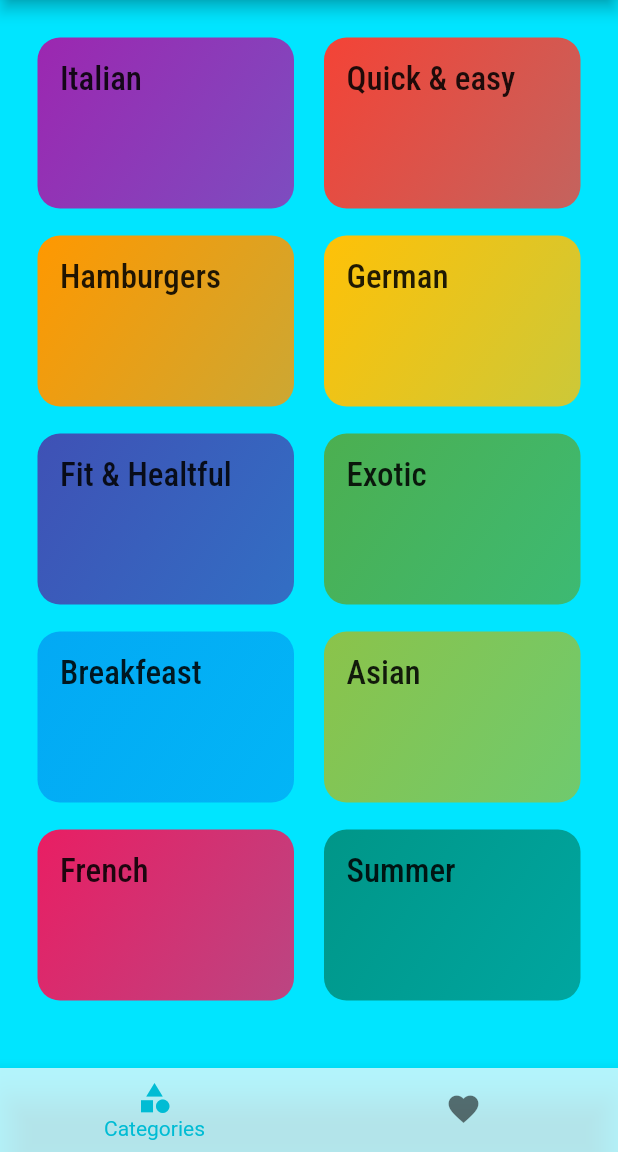
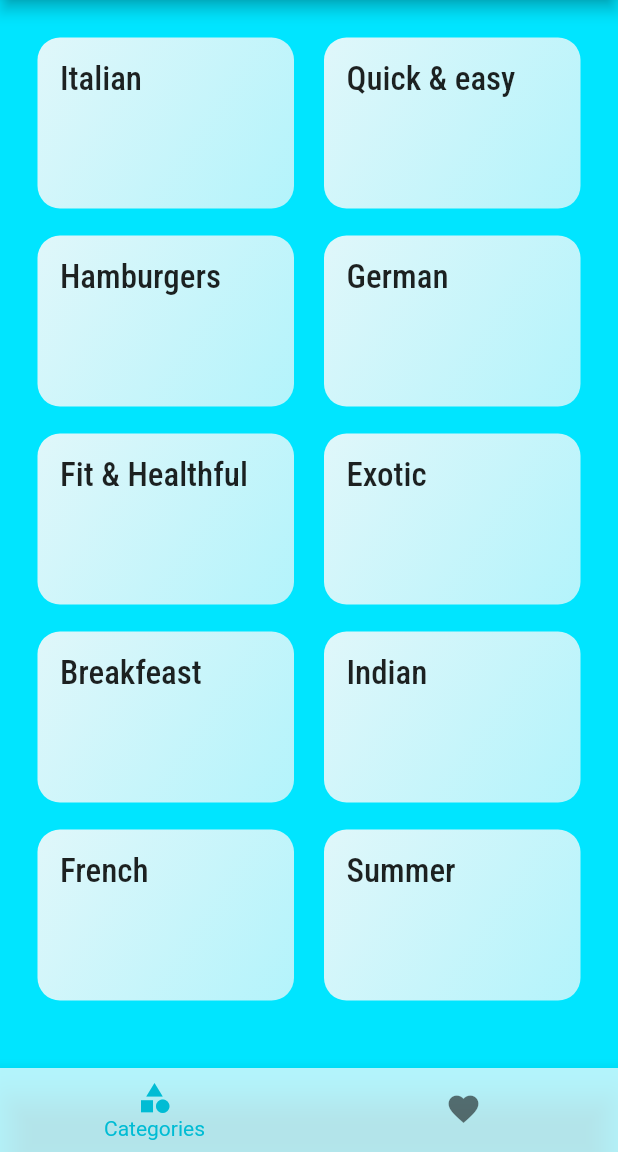
Before and after one commit to e-medeiros1/receitas_app, a Flutter app: the TabsScreen screen opened directly with empty values, on a phone screen of 412 x 824 dp, the part 84-1236 px from its top. Run offline on Flutter 3.47's test engine with Material 2 defaults, Android fonts, the phone set to English and light mode, and no system bars; missing offline and left inert: collapsible_sidebar; statements that could not run were skipped.

Commit message:
Alteração no padrão de cores&correção ortográfica

```diff
--- a/lib/data/dummy_data.dart
+++ b/lib/data/dummy_data.dart
@@ -4,61 +4,60 @@ import 'package:flutter/material.dart';
 import '../models/category.dart';
 import '../models/meal.dart';
 
-const DUMMY_CATEGORIES = [
+var DUMMY_CATEGORIES = [
   Category(
     id: 'c1',
     title: 'Italian',
-    color: Colors.purple,
+    color: Colors.cyan.shade50,
   ),
   Category(
     id: 'c2',
     title: 'Quick & easy',
-    color: Colors.red,
+    color: Colors.cyan.shade50,
   ),
   Category(
     id: 'c3',
     title: 'Hamburgers',
-    color: Colors.orange,
+    color: Colors.cyan.shade50,
   ),
   Category(
     id: 'c4',
     title: 'German',
-    color: Colors.amber,
+    color: Colors.cyan.shade50,
   ),
   Category(
     id: 'c5',
-    title: 'Fit & Healtful',
-    color: Colors.indigo,
+    title: 'Fit & Healthful',
+    color: Colors.cyan.shade50,
   ),
   Category(
     id: 'c6',
     title: 'Exotic',
-    color: Colors.green,
+    color: Colors.cyan.shade50,
   ),
   Category(
     id: 'c7',
     title: 'Breakfeast',
-    color: Colors.lightBlue,
+    color: Colors.cyan.shade50,
   ),
   Category(
     id: 'c8',
-    title: 'Asian',
-    color: Colors.lightGreen,
+    title: 'Indian',
+    color: Colors.cyan.shade50,
   ),
   Category(
     id: 'c9',
     title: 'French',
-    color: Colors.pink,
+    color: Colors.cyan.shade50,
   ),
   Category(
     id: 'c10',
     title: 'Summer',
-    color: Colors.teal,
+    color: Colors.cyan.shade50,
   ),
 ];
 
 var DUMMY_MEALS = [
-
   Meal(
     id: 'm1',
     categories: ['c1', 'c2'],
@@ -69,10 +68,10 @@ var DUMMY_MEALS = [
         'https://upload.wikimedia.org/wikipedia/commons/thumb/2/20/Spaghetti_Bolognese_mit_Parmesan_oder_Grana_Padano.jpg/800px-Spaghetti_Bolognese_mit_Parmesan_oder_Grana_Padano.jpg',
     duration: 20,
     ingredients: [
-      '4 Tomatoes',
-      '1 Tablespoon of Olive Oil',
-      '1 Onion',
-      '250g Spaghetti',
+      '4 - Tomatoes',
+      '1 - Tablespoon of Olive Oil',
+      '1 - Onion',
+      '250g - Spaghetti',
       'Spices',
       'Cheese (optional)'
     ],
@@ -100,10 +99,10 @@ var DUMMY_MEALS = [
         'https://cdn.pixabay.com/photo/2018/07/11/21/51/toast-3532016_1280.jpg',
     duration: 10,
     ingredients: [
-      '1 Slice White Bread',
-      '1 Slice Ham',
-      '1 Slice Pineapple',
-      '1-2 Slices of Cheese',
+      '1 - Slice White Bread',
+      '1 - Slice Ham',
+      '1 - Slice Pineapple',
+      '1-2 - Slices of Cheese',
       'Butter'
     ],
     steps: [
@@ -126,12 +125,12 @@ var DUMMY_MEALS = [
         'https://cdn.pixabay.com/photo/2014/10/23/18/05/burger-500054_1280.jpg',
     duration: 45,
     ingredients: [
-      '300g Cattle Hack',
-      '1 Tomato',
-      '1 Cucumber',
-      '1 Onion',
+      '300g - Cattle Hack',
+      '1 - Tomato',
+      '1 - Cucumber',
+      '1 - Onion',
       'Ketchup',
-      '2 Burger Buns'
+      '2 - Burger Buns'
     ],
     steps: [
       'Form 2 patties',
@@ -155,12 +154,12 @@ var DUMMY_MEALS = [
         'https://cdn.pixabay.com/photo/2018/03/31/19/29/schnitzel-3279045_1280.jpg',
     duration: 60,
     ingredients: [
-      '8 Veal Cutlets',
-      '4 Eggs',
-      '200g Bread Crumbs',
-      '100g Flour',
-      '300ml Butter',
-      '100g Vegetable Oil',
+      '8 - Veal Cutlets',
+      '4 - Eggs',
+      '200g - Bread Crumbs',
+      '100g - Flour',
+      '300ml - Butter',
+      '100g - Vegetable Oil',
       'Salt',
       'Lemon Slices'
     ],
@@ -192,7 +191,7 @@ var DUMMY_MEALS = [
       'Lamb\'s Lettuce',
       'Parsley',
       'Fennel',
-      '200g Smoked Salmon',
+      '200g - Smoked Salmon',
       'Mustard',
       'Balsamic Vinegar',
       'Olive Oil',
@@ -220,11 +219,11 @@ var DUMMY_MEALS = [
         'https://cdn.pixabay.com/photo/2017/05/01/05/18/pastry-2274750_1280.jpg',
     duration: 240,
     ingredients: [
-      '4 Sheets of Gelatine',
-      '150ml Orange Juice',
-      '80g Sugar',
-      '300g Yoghurt',
-      '200g Cream',
+      '4 - Sheets of Gelatine',
+      '150ml - Orange Juice',
+      '80g - Sugar',
+      '300g - Yoghurt',
+      '200g - Cream',
       'Orange Peel',
     ],
     steps: [
@@ -253,13 +252,13 @@ var DUMMY_MEALS = [
         'https://cdn.pixabay.com/photo/2018/07/10/21/23/pancake-3529653_1280.jpg',
     duration: 20,
     ingredients: [
-      '1 1/2 Cups all-purpose Flour',
-      '3 1/2 Teaspoons Baking Powder',
-      '1 Teaspoon Salt',
-      '1 Tablespoon White Sugar',
-      '1 1/4 cups Milk',
-      '1 Egg',
-      '3 Tablespoons Butter, melted',
+      '1 & 1/2 - Cups all-purpose Flour',
+      '3 & 1/2 - Teaspoons Baking Powder',
+      '1 - Teaspoon Salt',
+      '1 - Tablespoon White Sugar',
+      '1 & 1/4 - cups Milk',
+      '1 - Egg',
+      '3 - Tablespoons Butter, melted',
     ],
     steps: [
       'In a large bowl, sift together the flour, baking powder, salt and sugar.',
@@ -282,13 +281,13 @@ var DUMMY_MEALS = [
         'https://cdn.pixabay.com/photo/2018/06/18/16/05/indian-food-3482749_1280.jpg',
     duration: 35,
     ingredients: [
-      '4 Chicken Breasts',
-      '1 Onion',
-      '2 Cloves of Garlic',
-      '1 Piece of Ginger',
-      '4 Tablespoons Almonds',
-      '1 Teaspoon Cayenne Pepper',
-      '500ml Coconut Milk',
+      '4 - Chicken Breasts',
+      '1 - Onion',
+      '2 - Cloves of Garlic',
+      '1 - Piece of Ginger',
+      '4 - Tablespoons Almonds',
+      '1 - Teaspoon Cayenne Pepper',
+      '500ml - Coconut Milk',
     ],
     steps: [
       'Slice and fry the chicken breast',
@@ -313,18 +312,18 @@ var DUMMY_MEALS = [
         'https://cdn.pixabay.com/photo/2014/08/07/21/07/souffle-412785_1280.jpg',
     duration: 45,
     ingredients: [
-      '1 Teaspoon melted Butter',
-      '2 Tablespoons white Sugar',
-      '2 Ounces 70% dark Chocolate, broken into pieces',
-      '1 Tablespoon Butter',
-      '1 Tablespoon all-purpose Flour',
-      '4 1/3 tablespoons cold Milk',
-      '1 Pinch Salt',
-      '1 Pinch Cayenne Pepper',
-      '1 Large Egg Yolk',
-      '2 Large Egg Whites',
-      '1 Pinch Cream of Tartar',
-      '1 Tablespoon white Sugar',
+      '1 - Teaspoon melted Butter',
+      '2 - Tablespoons white Sugar',
+      '2 - Ounces 70% dark Chocolate, broken into pieces',
+      '1 - Tablespoon Butter',
+      '1 - Tablespoon all-purpose Flour',
+      '4 - 1/3 tablespoons cold Milk',
+      '1 - Pinch Salt',
+      '1 - Pinch Cayenne Pepper',
+      '1 - Large Egg Yolk',
+      '2 - Large Egg Whites',
+      '1 - Pinch Cream of Tartar',
+      '1 - Tablespoon white Sugar',
     ],
     steps: [
       'Preheat oven to 190°C. Line a rimmed baking sheet with parchment paper.',
@@ -361,8 +360,8 @@ var DUMMY_MEALS = [
     duration: 30,
     ingredients: [
       'White and Green Asparagus',
-      '30g Pine Nuts',
-      '300g Cherry Tomatoes',
+      '30g - Pine Nuts',
+      '300g - Cherry Tomatoes',
       'Salad',
       'Salt, Pepper and Olive Oil'
     ],
```
